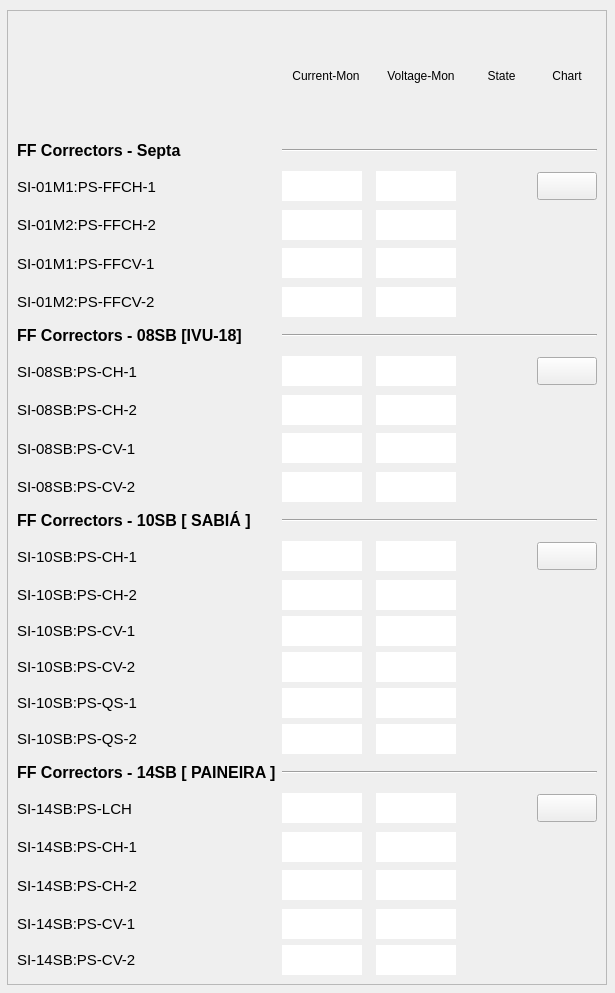
Before: the Qt Designer form ui/ffwcorr.ui in lnls-gop/gop-monitor, drawn with Qt 5.
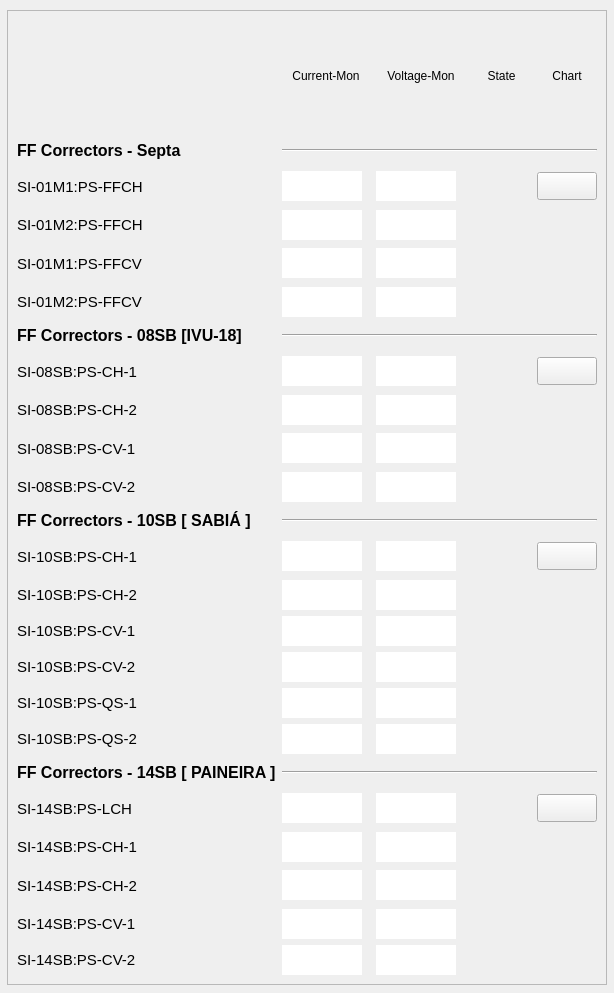
After: the same form once the commit is applied. Custom widgets are drawn as their Qt base class.

What changed in the file:
```diff
--- a/ui/ffwcorr.ui
+++ b/ui/ffwcorr.ui
@@ -6,7 +6,7 @@
    <rect>
     <x>0</x>
     <y>0</y>
-    <width>615</width>
+    <width>614</width>
     <height>993</height>
    </rect>
   </property>
@@ -462,7 +462,7 @@
         <string/>
        </property>
        <property name="text">
-        <string>SI-01M2:PS-FFCH-2</string>
+        <string>SI-01M2:PS-FFCH</string>
        </property>
       </widget>
      </item>
@@ -1700,7 +1700,7 @@
         <string/>
        </property>
        <property name="text">
-        <string>SI-01M1:PS-FFCV-1</string>
+        <string>SI-01M1:PS-FFCV</string>
        </property>
       </widget>
      </item>
@@ -2144,7 +2144,7 @@
         <string/>
        </property>
        <property name="text">
-        <string>SI-01M1:PS-FFCH-1</string>
+        <string>SI-01M1:PS-FFCH</string>
        </property>
       </widget>
      </item>
@@ -2338,7 +2338,7 @@
         <string/>
        </property>
        <property name="text">
-        <string>SI-01M2:PS-FFCV-2</string>
+        <string>SI-01M2:PS-FFCV</string>
        </property>
       </widget>
      </item>
```
Left out of the diff: 38 changed lines with no effect on the pictures.
